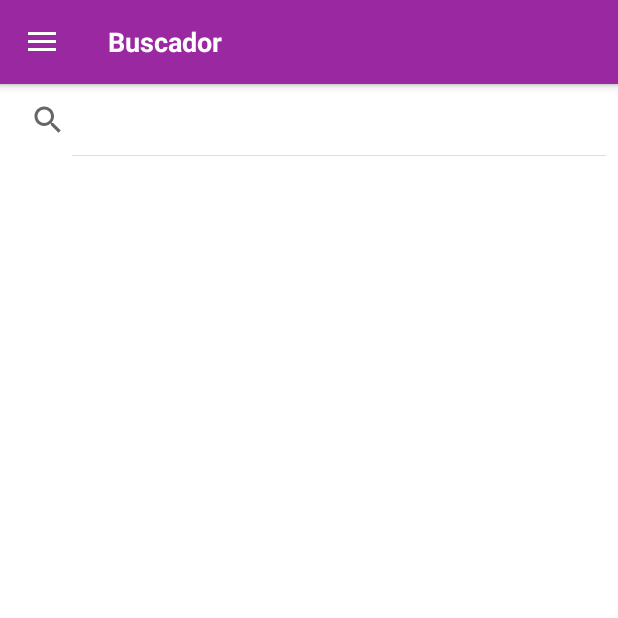
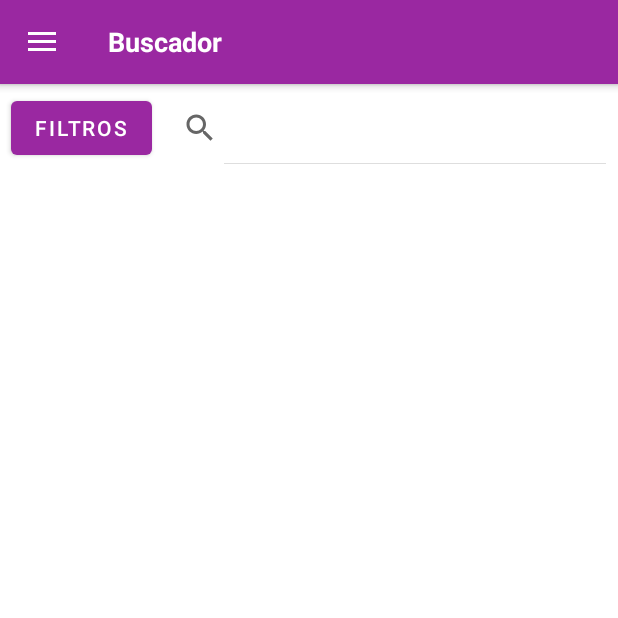
Before and after one commit to MarioIngelmo/TFG-MarioIngelmoDiana, an Android app: the screen it shows after launch (MenuInicialActivity), on a phone screen of 412 x 824 dp, the top half of it. Run offline under Robolectric (Android 15) with nearby library versions, the phone set to English and light mode, and no system bars.

Commit message:
Anhadir filtros, ya guardan el estado 03/05/2023

```diff
--- a/AndroidProject/app/src/main/res/layout/fragment_buscador.xml
+++ b/AndroidProject/app/src/main/res/layout/fragment_buscador.xml
@@ -27,11 +27,26 @@
 
         </com.google.android.material.appbar.MaterialToolbar>
 
-        <SearchView
-            android:id="@+id/svBuscador"
+        <LinearLayout
             android:layout_width="match_parent"
-            android:layout_height="wrap_content"
-            android:iconifiedByDefault="false" />
+            android:layout_height="match_parent"
+            android:orientation="horizontal">
+
+            <Button
+                android:id="@+id/btn_filters"
+                android:layout_width="wrap_content"
+                android:layout_height="wrap_content"
+                android:layout_marginStart="7dp"
+                android:layout_marginTop="5dp"
+                android:text="Filtros" />
+
+            <SearchView
+                android:id="@+id/svBuscador"
+                android:layout_width="match_parent"
+                android:layout_height="wrap_content"
+                android:layout_marginTop="5dp"
+                android:iconifiedByDefault="false" />
+        </LinearLayout>
 
         <ListView
             android:id="@+id/lvDispositivos"
--- a/AndroidProject/app/src/main/res/values/strings.xml
+++ b/AndroidProject/app/src/main/res/values/strings.xml
@@ -22,4 +22,12 @@
     <string name="lista_aspectos_sostenibilidad_dispositivo">Lista Aspectos Sostenibilidad:</string>
     <string name="imagen_del_dispositivo">Imagen del dispositivo</string>
     <string name="favorito_dispositivo">Favorito</string>
+    <string-array name="categorias_array">
+        <item>Todas</item>
+        <item>Portátiles</item>
+        <item>Ordenadores</item>
+        <item>Móviles</item>
+        <item>Tablets</item>
+        <item>Dispositivos IoT</item>
+    </string-array>
 </resources>
```
Also changed, not shown: AndroidProject/app/src/main/java/es/unican/hapisecurity/activities/buscador/BuscadorFragment.java (+115 -0 lines), AndroidProject/app/src/main/res/layout/dialog_filtros.xml (added, +110 -0 lines).
